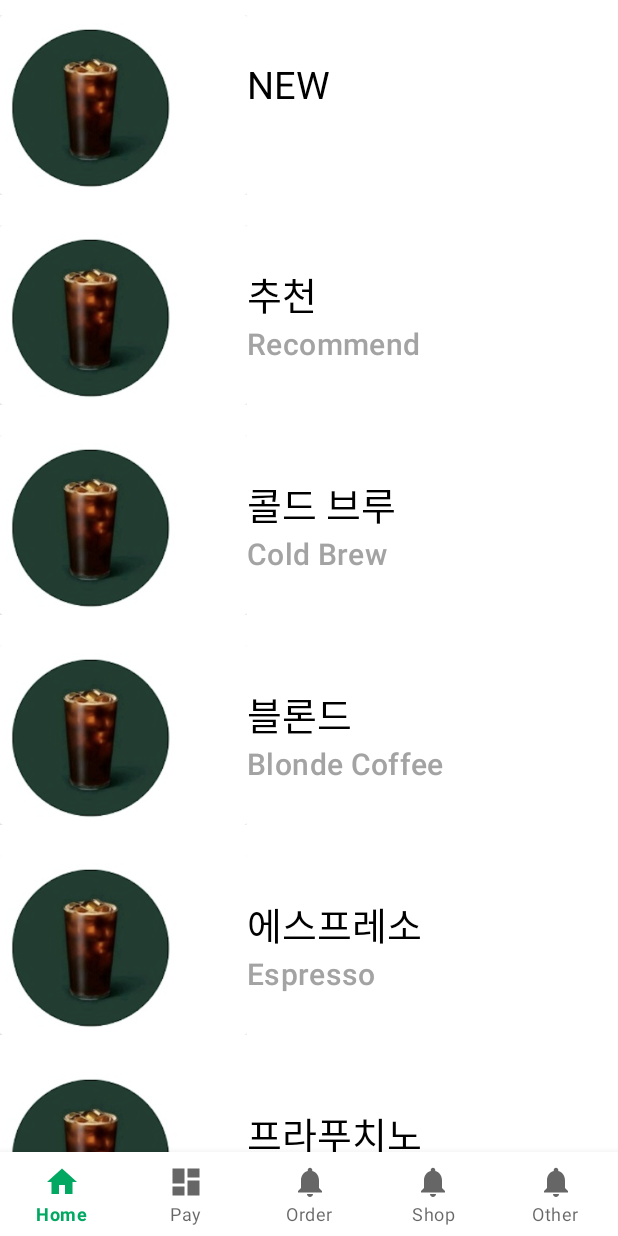
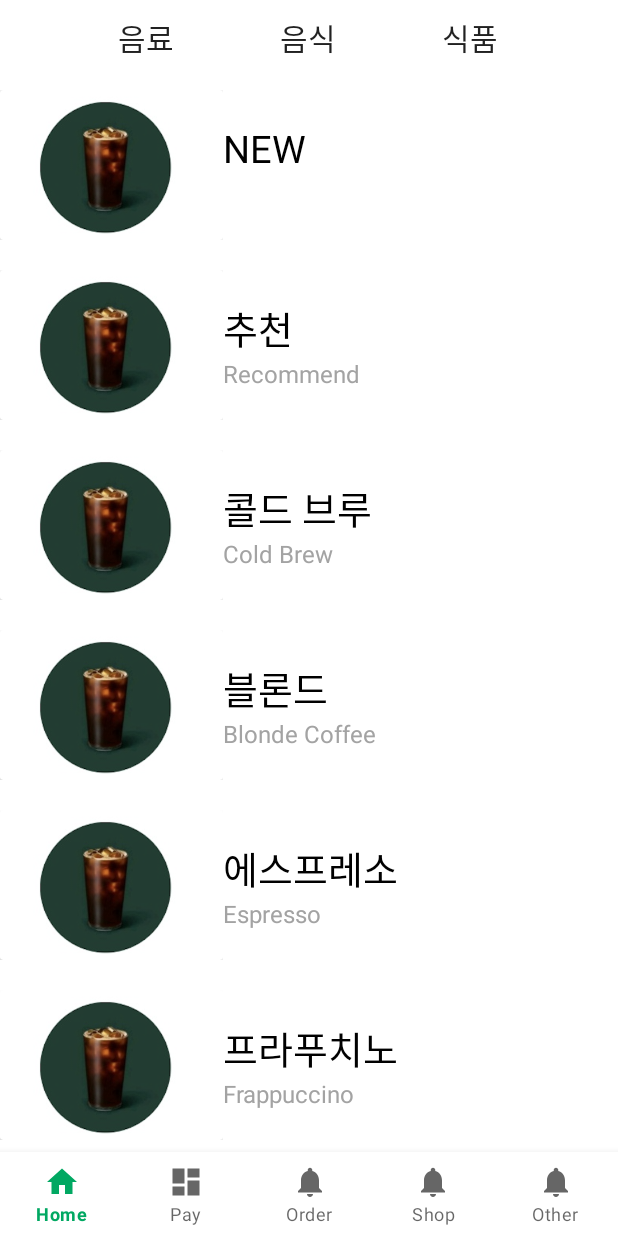
Before and after one commit to Konkuk-KUIT/KUIT1_HACKATHON_team2-Android, an Android app: the fragment AllMenuFragment placed in its activity, on a phone screen of 412 x 824 dp. Run offline under Robolectric (Android 15) with nearby library versions, the phone set to English and light mode, and no system bars.

Commit message:
order 찐완 다듬음.
1. allmenu 크기 조정
2. bottombar 색깔
3. tab2에서 안 보이게

```diff
--- a/app/src/main/res/layout/fragment_all_menu.xml
+++ b/app/src/main/res/layout/fragment_all_menu.xml
@@ -7,6 +7,49 @@
     android:layout_height="match_parent"
     tools:context=".ui.order.AllMenuFragment">
 
+    <LinearLayout
+        android:id="@+id/menu_ll"
+        android:layout_width="match_parent"
+        android:layout_height="50dp"
+        android:gravity="center"
+        app:layout_constraintTop_toTopOf="parent"
+        app:layout_constraintStart_toStartOf="parent">
+
+        <TextView
+            android:id="@+id/menu_tv2"
+            android:layout_width="wrap_content"
+            android:layout_height="wrap_content"
+            app:tabMode="fixed"
+            android:text="음료"
+            android:textSize="20sp"
+
+            android:textAppearance="?attr/textAppearanceHeadline6"
+            app:layout_constraintStart_toStartOf="parent" />
+
+        <TextView
+            android:id="@+id/menu_tv3"
+            android:layout_width="wrap_content"
+            android:layout_height="wrap_content"
+            app:tabMode="fixed"
+            android:text="음식"
+            android:textSize="20sp"
+            android:layout_marginLeft="70dp"
+            android:textAppearance="?attr/textAppearanceHeadline6"
+            app:layout_constraintStart_toEndOf="@id/menu_tv2" />
+
+        <TextView
+            android:id="@+id/menu_tv4"
+            android:layout_width="wrap_content"
+            android:layout_height="wrap_content"
+            app:tabMode="fixed"
+            android:text="식품"
+            android:textSize="20sp"
+            android:layout_marginLeft="70dp"
+            android:textAppearance="?attr/textAppearanceHeadline6"
+            app:layout_constraintStart_toEndOf="@id/menu_tv3" />
+
+    </LinearLayout>
+
     <androidx.recyclerview.widget.RecyclerView
         android:id="@+id/allmenu_rv"
         android:layout_width="0dp"
@@ -14,6 +57,6 @@
         app:layout_constraintBottom_toBottomOf="parent"
         app:layout_constraintEnd_toEndOf="parent"
         app:layout_constraintStart_toStartOf="parent"
-        app:layout_constraintTop_toTopOf="parent" />
+        app:layout_constraintTop_toBottomOf="@id/menu_ll" />
 
 </androidx.constraintlayout.widget.ConstraintLayout>
--- a/app/src/main/res/layout/item_allmenu_cv.xml
+++ b/app/src/main/res/layout/item_allmenu_cv.xml
@@ -9,7 +9,7 @@
     <androidx.constraintlayout.widget.ConstraintLayout
         android:layout_width="0dp"
         android:layout_height="wrap_content"
-        android:layout_weight="2">
+        android:layout_weight="1.7">
 
         <androidx.cardview.widget.CardView
             android:id="@+id/image_cv"
@@ -19,8 +19,9 @@
 
             <ImageView
                 android:id="@+id/coffee1_iv"
-                android:layout_width="120dp"
-                android:layout_height="120dp"
+                android:layout_marginLeft="20dp"
+                android:layout_width="100dp"
+                android:layout_height="100dp"
                 android:src="@drawable/coffee1" />
         </androidx.cardview.widget.CardView>
     </androidx.constraintlayout.widget.ConstraintLayout>
@@ -46,8 +47,7 @@
             android:layout_width="wrap_content"
             android:layout_height="wrap_content"
             android:text="Cold Brew"
-            android:textSize="20sp"
-            android:textAppearance="?attr/textAppearanceHeadline6"
+            android:textSize="16sp"
             android:textColor="@color/gray"
             app:layout_constraintStart_toStartOf="parent"
             app:layout_constraintTop_toBottomOf="@id/coffeekor_tv" />
```
Also changed, not shown: app/src/main/java/com/example/hackatonkuit/ui/order/SearchActivity.kt (added, +9 -0 lines), app/src/main/java/com/example/hackatonkuit/ui/order/SearchFragment.kt (added, +23 -0 lines), app/src/main/res/layout/fragment_my_menu.xml (+19 -9 lines), app/src/main/res/layout/fragment_order.xml (+14 -56 lines), app/src/main/res/layout/fragment_search.xml (added, +66 -0 lines).
